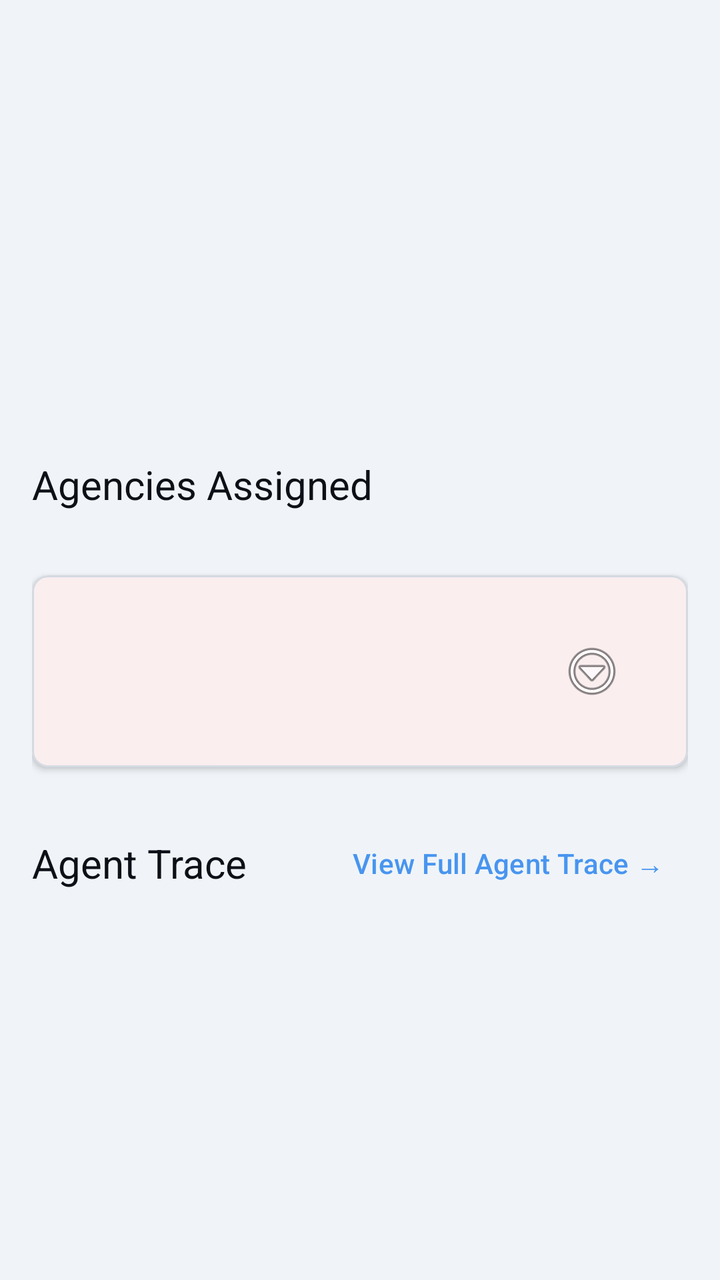
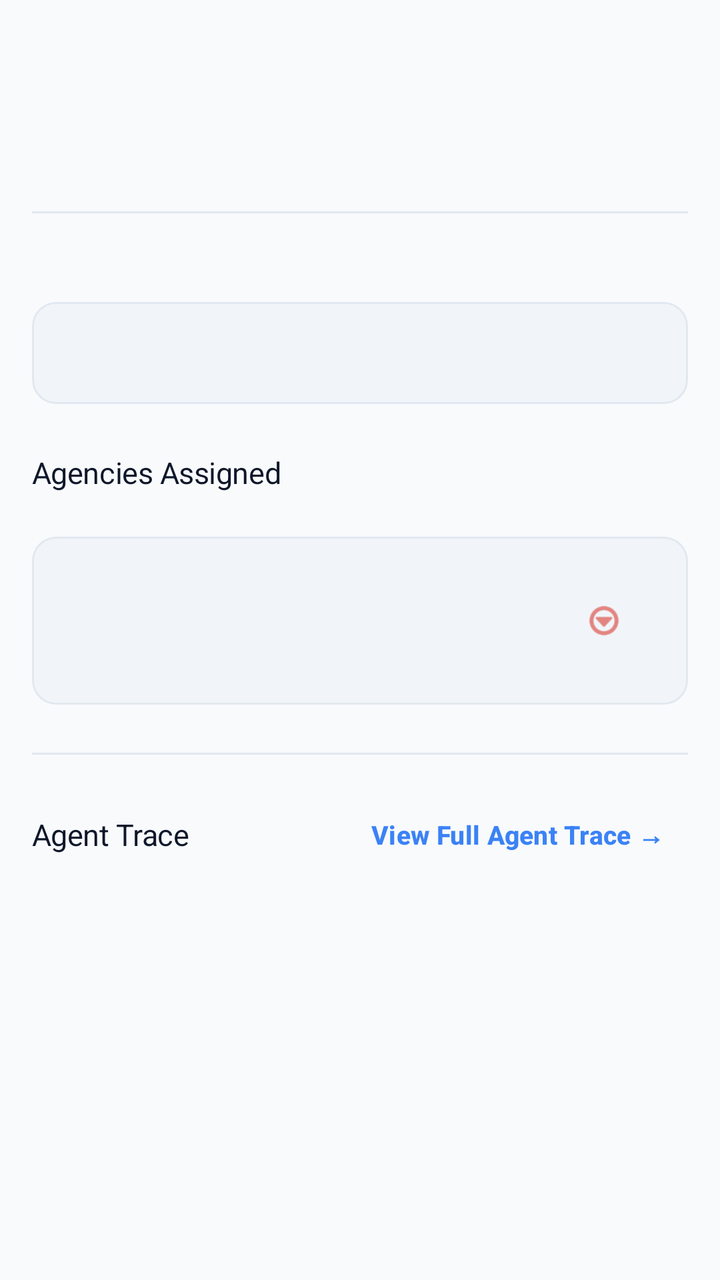

The first picture is an Android layout as it rendered before a commit; the second is the same layout after the commit. The layout source and the unified diff follow.
<!-- AndroidManifest.xml: application theme Theme.NISHAAN -->
<!-- res/layout/fragment_crisis_detail.xml -->
<?xml version="1.0" encoding="utf-8"?>
<ScrollView xmlns:android="http://schemas.android.com/apk/res/android"
    android:layout_width="match_parent"
    android:layout_height="match_parent"
    android:background="?attr/android:colorBackground">

    <LinearLayout
        android:layout_width="match_parent"
        android:layout_height="wrap_content"
        android:orientation="vertical"
        android:padding="@dimen/spacing_md">

        
        <LinearLayout
            android:layout_width="match_parent"
            android:layout_height="wrap_content"
            android:layout_marginTop="@dimen/spacing_xxl"
            android:gravity="center_vertical"
            android:orientation="horizontal">

            <ImageView
                android:id="@+id/crisisTypeIcon"
                android:layout_width="@dimen/dimen_icon_large"
                android:layout_height="@dimen/dimen_icon_large"
                android:layout_marginEnd="@dimen/spacing_md"
                android:contentDescription="@null" />

            <LinearLayout
                android:layout_width="0dp"
                android:layout_height="wrap_content"
                android:layout_weight="1"
                android:orientation="vertical">

                <TextView
                    android:id="@+id/crisisTitle"
                    style="@style/TextDisplay"
                    android:layout_width="match_parent"
                    android:layout_height="wrap_content" />

                <TextView
                    android:id="@+id/crisisTypeLabel"
                    style="@style/TextBodyMedium"
                    android:layout_width="wrap_content"
                    android:layout_height="wrap_content" />
            </LinearLayout>
        </LinearLayout>

        
        <LinearLayout
            android:layout_width="match_parent"
            android:layout_height="wrap_content"
            android:layout_marginTop="@dimen/spacing_md"
            android:gravity="center_vertical"
            android:orientation="horizontal">

            <TextView
                android:id="@+id/severityBadge"
                style="@style/TextBadge"
                android:layout_width="wrap_content"
                android:layout_height="wrap_content"
                android:paddingHorizontal="@dimen/dimen_badge_padding_h"
                android:paddingVertical="@dimen/dimen_badge_padding_v" />

            <TextView
                android:id="@+id/confidenceText"
                style="@style/TextMono"
                android:layout_width="wrap_content"
                android:layout_height="wrap_content"
                android:layout_marginStart="@dimen/spacing_md" />

            <TextView
                android:id="@+id/timeAgoText"
                style="@style/TextCaption"
                android:layout_width="wrap_content"
                android:layout_height="wrap_content"
                android:layout_marginStart="@dimen/spacing_md" />
        </LinearLayout>

        
        <TextView
            android:id="@+id/descriptionText"
            style="@style/TextBodyLarge"
            android:layout_width="match_parent"
            android:layout_height="wrap_content"
            android:layout_marginTop="@dimen/spacing_lg" />

        
        <TextView
            style="@style/TextHeadline"
            android:layout_width="match_parent"
            android:layout_height="wrap_content"
            android:layout_marginTop="@dimen/spacing_lg"
            android:text="@string/crisis_detail_agencies" />

        <com.google.android.material.chip.ChipGroup
            android:id="@+id/agencyChipGroup"
            android:layout_width="match_parent"
            android:layout_height="wrap_content"
            android:layout_marginTop="@dimen/spacing_sm" />

        
        <com.google.android.material.card.MaterialCardView
            android:id="@+id/missingPersonsCard"
            style="@style/NishaanCard"
            android:layout_width="match_parent"
            android:layout_height="wrap_content"
            android:layout_marginTop="@dimen/spacing_lg"
            android:clickable="true"
            android:focusable="true">

            <TextView
                android:id="@+id/missingCountText"
                style="@style/TextBodyMedium"
                android:layout_width="match_parent"
                android:layout_height="wrap_content"
                android:drawableEnd="@android:drawable/ic_menu_more"
                android:padding="@dimen/spacing_md" />
        </com.google.android.material.card.MaterialCardView>

        
        <LinearLayout
            android:layout_width="match_parent"
            android:layout_height="wrap_content"
            android:layout_marginTop="@dimen/spacing_lg"
            android:gravity="center_vertical"
            android:orientation="horizontal">

            <TextView
                style="@style/TextHeadline"
                android:layout_width="0dp"
                android:layout_height="wrap_content"
                android:layout_weight="1"
                android:text="@string/crisis_detail_agent_trace" />

            <com.google.android.material.button.MaterialButton
                android:id="@+id/btnViewFullTrace"
                style="@style/TextButton"
                android:layout_width="wrap_content"
                android:layout_height="wrap_content"
                android:text="@string/crisis_detail_view_full_trace" />
        </LinearLayout>

        <LinearLayout
            android:id="@+id/tracePreviewContainer"
            android:layout_width="match_parent"
            android:layout_height="wrap_content"
            android:orientation="vertical"
            android:layout_marginBottom="@dimen/spacing_xl" />
    </LinearLayout>
</ScrollView>
<!-- resources referenced by this layout -->
<resources>
  <dimen name="dimen_badge_padding_h">8dp</dimen>
  <dimen name="dimen_badge_padding_v">4dp</dimen>
  <dimen name="dimen_icon_large">40dp</dimen>
  <dimen name="spacing_lg">24dp</dimen>
  <dimen name="spacing_md">16dp</dimen>
  <dimen name="spacing_sm">8dp</dimen>
  <dimen name="spacing_xl">32dp</dimen>
  <dimen name="spacing_xxl">48dp</dimen>
  <string name="crisis_detail_agencies">Agencies Assigned</string>
  <string name="crisis_detail_agent_trace">Agent Trace</string>
  <string name="crisis_detail_view_full_trace">View Full Agent Trace →</string>
  <style name="NishaanCard" parent="Widget.Material3.CardView.Filled">
          <item name="cardBackgroundColor">?attr/colorSurface</item>
          <item name="cardCornerRadius">@dimen/dimen_card_corner_radius</item>
          <item name="cardElevation">@dimen/dimen_card_elevation</item>
          <item name="strokeWidth">@dimen/dimen_card_stroke_width</item>
          <item name="strokeColor">?attr/colorOutlineVariant</item>
          <item name="contentPadding">@dimen/dimen_card_padding</item>
      </style>
  <style name="TextBadge">
          <item name="android:textSize">11sp</item>
          <item name="android:textStyle">bold</item>
          <item name="android:textAllCaps">true</item>
      </style>
  <style name="TextBodyLarge">
          <item name="android:textSize">16sp</item>
          <item name="android:textColor">?attr/colorOnBackground</item>
      </style>
  <style name="TextBodyMedium">
          <item name="android:textSize">14sp</item>
          <item name="android:textColor">?attr/colorOnSurface</item>
      </style>
  <style name="TextButton" parent="Widget.Material3.Button.TextButton">
          <item name="android:textColor">@color/color_accent_info</item>
      </style>
  <style name="TextCaption">
          <item name="android:textSize">12sp</item>
          <item name="android:textColor">?attr/colorOnSurfaceVariant</item>
      </style>
  <style name="TextDisplay">
          <item name="android:textSize">28sp</item>
          <item name="android:textStyle">bold</item>
          <item name="android:textColor">?attr/colorOnBackground</item>
      </style>
  <style name="TextHeadline">
          <item name="android:textSize">20sp</item>
          <item name="android:textFontWeight">600</item>
          <item name="android:textColor">?attr/colorOnBackground</item>
      </style>
  <style name="TextMono">
          <item name="android:textSize">13sp</item>
          <item name="android:fontFamily">monospace</item>
          <item name="android:textColor">?attr/colorOnSurface</item>
      </style>
  <style name="Theme.NISHAAN" parent="Base.Theme.NISHAAN" />
  <dimen name="dimen_card_corner_radius">8dp</dimen>
  <dimen name="dimen_card_elevation">2dp</dimen>
  <dimen name="dimen_card_stroke_width">1dp</dimen>
  <dimen name="dimen_card_padding">16dp</dimen>
  <color name="color_accent_info">#4895EF</color>
  <color name="color_primary_light">#C1121F</color>
  <color name="white">#FFFFFFFF</color>
  <color name="color_primary">#E63946</color>
  <color name="color_background_light">#F0F4F8</color>
  <color name="color_on_background_light">#0D1117</color>
  <color name="color_surface_light">#FFFFFF</color>
  <color name="color_on_surface_light">#3D4A5C</color>
  <color name="color_surface_variant_light">#E8ECF0</color>
  <color name="color_on_surface_muted_light">#8894A6</color>
  <color name="color_divider_light">#D4DAE2</color>
  <!-- unchanged entries left out for length: 1 -->
</resources>

<!-- the commit's change to res/layout/fragment_crisis_detail.xml (unified diff, before → after) -->
@@ -1,5 +1,6 @@
 <?xml version="1.0" encoding="utf-8"?>
 <ScrollView xmlns:android="http://schemas.android.com/apk/res/android"
+    xmlns:app="http://schemas.android.com/apk/res-auto"
     android:layout_width="match_parent"
     android:layout_height="match_parent"
     android:background="?attr/android:colorBackground">
@@ -8,7 +9,8 @@
         android:layout_width="match_parent"
         android:layout_height="wrap_content"
         android:orientation="vertical"
-        android:padding="@dimen/spacing_md">
+        android:paddingHorizontal="@dimen/spacing_md"
+        android:paddingBottom="@dimen/spacing_xl">
 
         
         <LinearLayout
@@ -16,14 +18,16 @@
             android:layout_height="wrap_content"
             android:layout_marginTop="@dimen/spacing_xxl"
             android:gravity="center_vertical"
-            android:orientation="horizontal">
+            android:orientation="horizontal"
+            android:paddingBottom="@dimen/spacing_sm">
 
             <ImageView
                 android:id="@+id/crisisTypeIcon"
-                android:layout_width="@dimen/dimen_icon_large"
-                android:layout_height="@dimen/dimen_icon_large"
+                android:layout_width="48dp"
+                android:layout_height="48dp"
                 android:layout_marginEnd="@dimen/spacing_md"
-                android:contentDescription="@null" />
+                android:contentDescription="@null"
+                app:tint="?attr/colorPrimary" />
 
             <LinearLayout
                 android:layout_width="0dp"
@@ -35,68 +39,103 @@
                     android:id="@+id/crisisTitle"
                     style="@style/TextDisplay"
                     android:layout_width="match_parent"
-                    android:layout_height="wrap_content" />
+                    android:layout_height="wrap_content"
+                    android:textSize="22sp"
+                    android:letterSpacing="-0.02" />
 
                 <TextView
                     android:id="@+id/crisisTypeLabel"
-                    style="@style/TextBodyMedium"
+                    style="@style/TextCaption"
                     android:layout_width="wrap_content"
-                    android:layout_height="wrap_content" />
+                    android:layout_height="wrap_content"
+                    android:layout_marginTop="4dp"
+                    android:textStyle="bold"
+                    android:textAllCaps="true"
+                    android:letterSpacing="0.05"
+                    android:textColor="?attr/colorOnSurfaceVariant" />
             </LinearLayout>
         </LinearLayout>
 
-        
-        <LinearLayout
-            android:layout_width="match_parent"
-            android:layout_height="wrap_content"
-            android:layout_marginTop="@dimen/spacing_md"
+        <View
+            android:layout_width="match_parent"
+            android:layout_height="1dp"
+            android:background="?attr/colorOutlineVariant"
+            android:layout_marginBottom="@dimen/spacing_sm" />
+
+        
+        <LinearLayout
+            android:layout_width="match_parent"
+            android:layout_height="wrap_content"
             android:gravity="center_vertical"
-            android:orientation="horizontal">
+            android:orientation="horizontal"
+            android:layout_marginBottom="@dimen/spacing_md">
 
             <TextView
                 android:id="@+id/severityBadge"
                 style="@style/TextBadge"
                 android:layout_width="wrap_content"
                 android:layout_height="wrap_content"
-                android:paddingHorizontal="@dimen/dimen_badge_padding_h"
-                android:paddingVertical="@dimen/dimen_badge_padding_v" />
+                android:paddingHorizontal="10dp"
+                android:paddingVertical="4dp"
+                android:textSize="9sp" />
 
             <TextView
                 android:id="@+id/confidenceText"
                 style="@style/TextMono"
                 android:layout_width="wrap_content"
                 android:layout_height="wrap_content"
-                android:layout_marginStart="@dimen/spacing_md" />
+                android:layout_marginStart="@dimen/spacing_md"
+                android:textSize="11sp" />
 
             <TextView
                 android:id="@+id/timeAgoText"
                 style="@style/TextCaption"
                 android:layout_width="wrap_content"
                 android:layout_height="wrap_content"
-                android:layout_marginStart="@dimen/spacing_md" />
+                android:layout_marginStart="@dimen/spacing_md"
+                android:textSize="11sp" />
         </LinearLayout>
 
         
-        <TextView
-            android:id="@+id/descriptionText"
-            style="@style/TextBodyLarge"
-            android:layout_width="match_parent"
-            android:layout_height="wrap_content"
-            android:layout_marginTop="@dimen/spacing_lg" />
+        <com.google.android.material.card.MaterialCardView
+            style="@style/NishaanCard"
+            android:layout_width="match_parent"
+            android:layout_height="wrap_content"
+            android:layout_marginBottom="@dimen/spacing_md"
+            app:cardCornerRadius="12dp"
+            app:strokeWidth="1dp"
+            app:strokeColor="?attr/colorOutlineVariant"
+            app:cardElevation="0dp">
+
+            <TextView
+                android:id="@+id/descriptionText"
+                style="@style/TextBodyMedium"
+                android:layout_width="match_parent"
+                android:layout_height="wrap_content"
+                android:textSize="14sp"
+                android:lineSpacingExtra="4dp"
+                android:textColor="?attr/colorOnSurface" />
+        </com.google.android.material.card.MaterialCardView>
 
         
         <TextView
             style="@style/TextHeadline"
             android:layout_width="match_parent"
             android:layout_height="wrap_content"
-            android:layout_marginTop="@dimen/spacing_lg"
-            android:text="@string/crisis_detail_agencies" />
+            android:layout_marginTop="@dimen/spacing_sm"
+            android:text="@string/crisis_detail_agencies"
+            android:textSize="15sp"
+            android:textStyle="bold"
+            android:textColor="?attr/colorOnBackground" />
 
         <com.google.android.material.chip.ChipGroup
             android:id="@+id/agencyChipGroup"
             android:layout_width="match_parent"
             android:layout_height="wrap_content"
-            android:layout_marginTop="@dimen/spacing_sm" />
+            android:layout_marginTop="6dp"
+            android:layout_marginBottom="@dimen/spacing_md"
+            app:chipSpacingHorizontal="8dp"
+            app:chipSpacingVertical="8dp" />
 
         
         <com.google.android.material.card.MaterialCardView
@@ -104,47 +143,79 @@
             style="@style/NishaanCard"
             android:layout_width="match_parent"
             android:layout_height="wrap_content"
-            android:layout_marginTop="@dimen/spacing_lg"
+            android:layout_marginBottom="@dimen/spacing_md"
+            app:cardCornerRadius="12dp"
+            app:strokeWidth="1dp"
+            app:strokeColor="?attr/colorOutlineVariant"
+            app:cardBackgroundColor="?attr/colorSurfaceVariant"
+            app:cardElevation="0dp"
             android:clickable="true"
             android:focusable="true">
 
-            <TextView
-                android:id="@+id/missingCountText"
-                style="@style/TextBodyMedium"
+            <LinearLayout
                 android:layout_width="match_parent"
                 android:layout_height="wrap_content"
-                android:drawableEnd="@android:drawable/ic_menu_more"
-                android:padding="@dimen/spacing_md" />
+                android:gravity="center_vertical"
+                android:orientation="horizontal"
+                android:padding="@dimen/spacing_md">
+
+                <TextView
+                    android:id="@+id/missingCountText"
+                    style="@style/TextBodyMedium"
+                    android:layout_width="0dp"
+                    android:layout_height="wrap_content"
+                    android:layout_weight="1"
+                    android:textStyle="bold"
+                    android:textColor="?attr/colorOnBackground" />
+
+                <ImageView
+                    android:layout_width="20dp"
+                    android:layout_height="20dp"
+                    android:src="@android:drawable/ic_menu_more"
+                    app:tint="?attr/colorPrimary"
+                    android:contentDescription="@null" />
+            </LinearLayout>
         </com.google.android.material.card.MaterialCardView>
 
         
-        <LinearLayout
-            android:layout_width="match_parent"
-            android:layout_height="wrap_content"
-            android:layout_marginTop="@dimen/spacing_lg"
+        <View
+            android:layout_width="match_parent"
+            android:layout_height="1dp"
+            android:background="?attr/colorOutlineVariant"
+            android:layout_marginTop="@dimen/spacing_sm"
+            android:layout_marginBottom="@dimen/spacing_md" />
+
+        
+        <LinearLayout
+            android:layout_width="match_parent"
+            android:layout_height="wrap_content"
             android:gravity="center_vertical"
-            android:orientation="horizontal">
+            android:orientation="horizontal"
+            android:paddingBottom="4dp">
 
             <TextView
                 style="@style/TextHeadline"
                 android:layout_width="0dp"
                 android:layout_height="wrap_content"
                 android:layout_weight="1"
-                android:text="@string/crisis_detail_agent_trace" />
+                android:text="@string/crisis_detail_agent_trace"
+                android:textSize="15sp"
+                android:textStyle="bold"
+                android:textColor="?attr/colorOnBackground" />
 
             <com.google.android.material.button.MaterialButton
                 android:id="@+id/btnViewFullTrace"
                 style="@style/TextButton"
                 android:layout_width="wrap_content"
                 android:layout_height="wrap_content"
-                android:text="@string/crisis_detail_view_full_trace" />
+                android:text="@string/crisis_detail_view_full_trace"
+                android:textSize="13sp" />
         </LinearLayout>
 
         <LinearLayout
             android:id="@+id/tracePreviewContainer"
             android:layout_width="match_parent"
             android:layout_height="wrap_content"
-            android:orientation="vertical"
-            android:layout_marginBottom="@dimen/spacing_xl" />
+            android:orientation="vertical" />
     </LinearLayout>
 </ScrollView>
<!-- resource entries referenced after the edit -->
@@ -1,9 +1,5 @@
 <!-- resources referenced by this layout -->
 <resources>
-  <dimen name="dimen_badge_padding_h">8dp</dimen>
-  <dimen name="dimen_badge_padding_v">4dp</dimen>
-  <dimen name="dimen_icon_large">40dp</dimen>
-  <dimen name="spacing_lg">24dp</dimen>
   <dimen name="spacing_md">16dp</dimen>
   <dimen name="spacing_sm">8dp</dimen>
   <dimen name="spacing_xl">32dp</dimen>
@@ -12,64 +8,67 @@
   <string name="crisis_detail_agent_trace">Agent Trace</string>
   <string name="crisis_detail_view_full_trace">View Full Agent Trace →</string>
   <style name="NishaanCard" parent="Widget.Material3.CardView.Filled">
-          <item name="cardBackgroundColor">?attr/colorSurface</item>
+          <item name="cardBackgroundColor">?attr/colorSurfaceVariant</item>
           <item name="cardCornerRadius">@dimen/dimen_card_corner_radius</item>
-          <item name="cardElevation">@dimen/dimen_card_elevation</item>
+          <item name="cardElevation">0dp</item>
           <item name="strokeWidth">@dimen/dimen_card_stroke_width</item>
           <item name="strokeColor">?attr/colorOutlineVariant</item>
           <item name="contentPadding">@dimen/dimen_card_padding</item>
       </style>
   <style name="TextBadge">
-          <item name="android:textSize">11sp</item>
+          <item name="android:textSize">10sp</item>
           <item name="android:textStyle">bold</item>
           <item name="android:textAllCaps">true</item>
-      </style>
-  <style name="TextBodyLarge">
-          <item name="android:textSize">16sp</item>
-          <item name="android:textColor">?attr/colorOnBackground</item>
+          <item name="android:letterSpacing">0.05</item>
       </style>
   <style name="TextBodyMedium">
           <item name="android:textSize">14sp</item>
           <item name="android:textColor">?attr/colorOnSurface</item>
+          <item name="android:letterSpacing">0.0</item>
       </style>
   <style name="TextButton" parent="Widget.Material3.Button.TextButton">
           <item name="android:textColor">@color/color_accent_info</item>
+          <item name="android:textSize">14sp</item>
+          <item name="android:textStyle">bold</item>
       </style>
   <style name="TextCaption">
           <item name="android:textSize">12sp</item>
           <item name="android:textColor">?attr/colorOnSurfaceVariant</item>
+          <item name="android:letterSpacing">0.01</item>
       </style>
   <style name="TextDisplay">
-          <item name="android:textSize">28sp</item>
+          <item name="android:textSize">30sp</item>
           <item name="android:textStyle">bold</item>
           <item name="android:textColor">?attr/colorOnBackground</item>
+          <item name="android:letterSpacing">-0.02</item>
       </style>
   <style name="TextHeadline">
-          <item name="android:textSize">20sp</item>
+          <item name="android:textSize">18sp</item>
           <item name="android:textFontWeight">600</item>
           <item name="android:textColor">?attr/colorOnBackground</item>
+          <item name="android:letterSpacing">-0.01</item>
       </style>
   <style name="TextMono">
           <item name="android:textSize">13sp</item>
           <item name="android:fontFamily">monospace</item>
-          <item name="android:textColor">?attr/colorOnSurface</item>
+          <item name="android:textColor">?attr/colorOnSurfaceVariant</item>
+          <item name="android:letterSpacing">-0.01</item>
       </style>
   <style name="Theme.NISHAAN" parent="Base.Theme.NISHAAN" />
-  <dimen name="dimen_card_corner_radius">8dp</dimen>
-  <dimen name="dimen_card_elevation">2dp</dimen>
+  <dimen name="dimen_card_corner_radius">12dp</dimen>
   <dimen name="dimen_card_stroke_width">1dp</dimen>
   <dimen name="dimen_card_padding">16dp</dimen>
-  <color name="color_accent_info">#4895EF</color>
-  <color name="color_primary_light">#C1121F</color>
+  <color name="color_accent_info">#3B82F6</color>
+  <color name="color_primary_light">#D9382F</color>
   <color name="white">#FFFFFFFF</color>
-  <color name="color_primary">#E63946</color>
-  <color name="color_background_light">#F0F4F8</color>
-  <color name="color_on_background_light">#0D1117</color>
+  <color name="color_primary">#FF453A</color>
+  <color name="color_background_light">#F8FAFC</color>
+  <color name="color_on_background_light">#0F172A</color>
   <color name="color_surface_light">#FFFFFF</color>
-  <color name="color_on_surface_light">#3D4A5C</color>
-  <color name="color_surface_variant_light">#E8ECF0</color>
-  <color name="color_on_surface_muted_light">#8894A6</color>
-  <color name="color_divider_light">#D4DAE2</color>
+  <color name="color_on_surface_light">#334155</color>
+  <color name="color_surface_variant_light">#F1F5F9</color>
+  <color name="color_on_surface_muted_light">#64748B</color>
+  <color name="color_divider_light">#E2E8F0</color>
   <!-- unchanged entries left out for length: 1 -->
 </resources>
 
